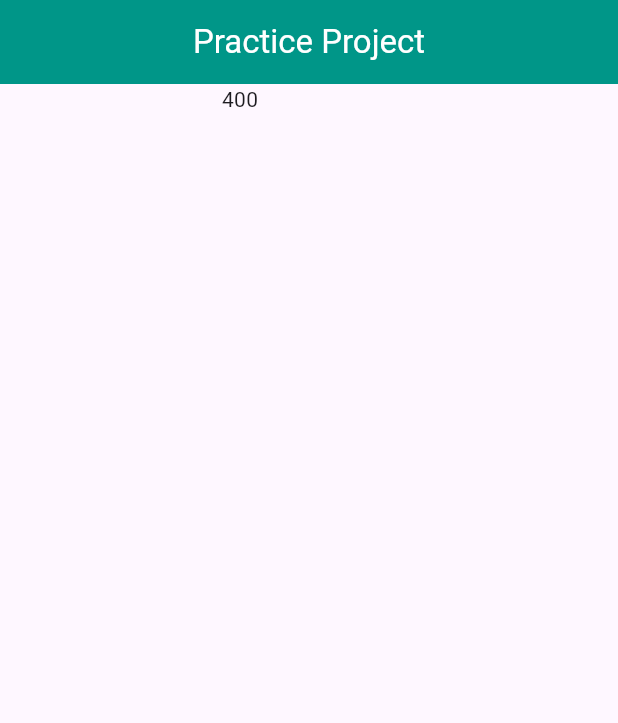
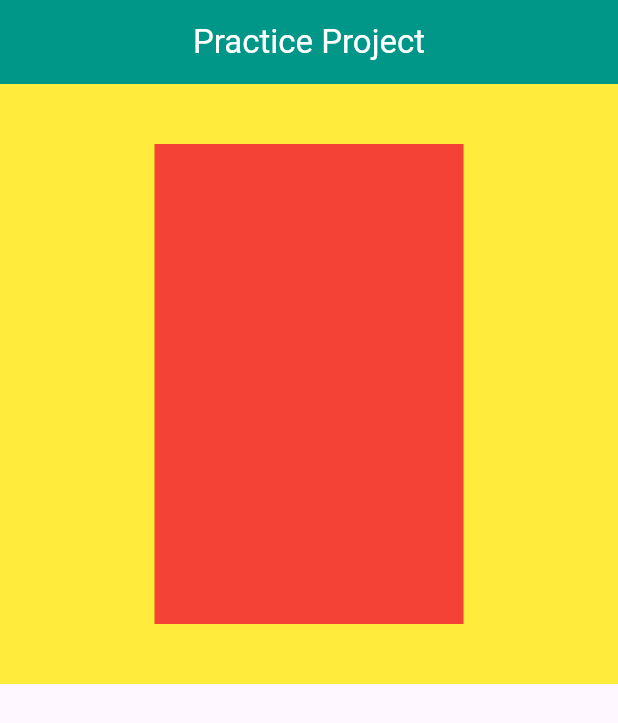
Before and after one commit to khandakerahsunhabib/practice_project, a Flutter app: the screen it shows after launch, on a phone screen of 412 x 824 dp. Shown: the top 723 px of the screen. Run offline on Flutter 3.47's test engine with Material 3 defaults, Android fonts, the phone set to English and light mode, and no system bars.

```diff
--- a/lib/home.dart
+++ b/lib/home.dart
@@ -17,27 +17,39 @@ class Home extends StatelessWidget {
           centerTitle: true,
         ),
         body: Container(
-        width: 320,
-        height: 300,
-        child: Column(
-          children: [
-            LayoutBuilder(
-              key: key,
-              builder: (context, BoxConstraints constraint) {
-                print(MediaQuery.sizeOf(context).width);
-                print(constraint.maxWidth);
-                if (constraint.maxWidth > 150) {
-                  return Text('400');
-                } else if (constraint.maxWidth > 350) {
-                  return Text("350");
-                } else {
-                  return Text("Default");
-                }
-              },
-            ),
-          ],
+          color: Colors.yellow,
+          width: 500,
+          height: 400,
+          child: FractionallySizedBox(
+            widthFactor: 0.5,
+            heightFactor: 0.8,
+            child: Container(
+              color: Colors.red,
             ),
           ),
+        )
+        // Container(
+        //   width: 320,
+        //   height: 300,
+        //   child: Column(
+        //     children: [
+        //       LayoutBuilder(
+        //         key: key,
+        //         builder: (context, BoxConstraints constraint) {
+        //           print(MediaQuery.sizeOf(context).width);
+        //           print(constraint.maxWidth);
+        //           if (constraint.maxWidth > 150) {
+        //             return Text('400');
+        //           } else if (constraint.maxWidth > 350) {
+        //             return Text("350");
+        //           } else {
+        //             return Text("Default");
+        //           }
+        //         },
+        //       ),
+        //     ],
+        //   ),
+        // ),
         );
   }
 }
```
Lines whose indentation alone changed are shown as unchanged.
